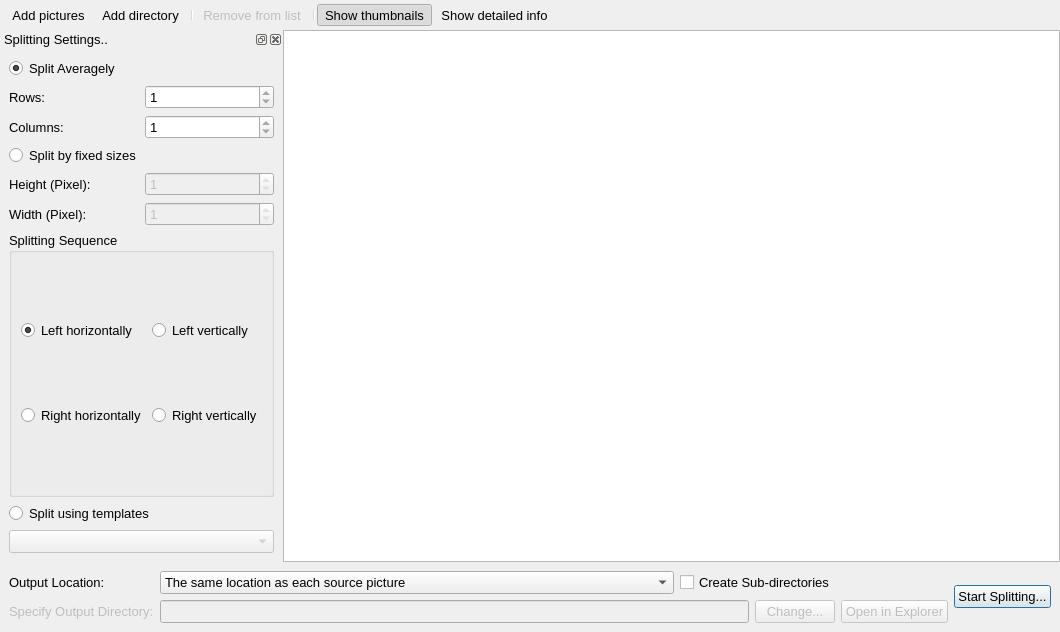
The window that src/ui/fpsbatchdialog.ui (zxunge/FreePictureSplitter) describes before a commit, drawn with Qt 5.
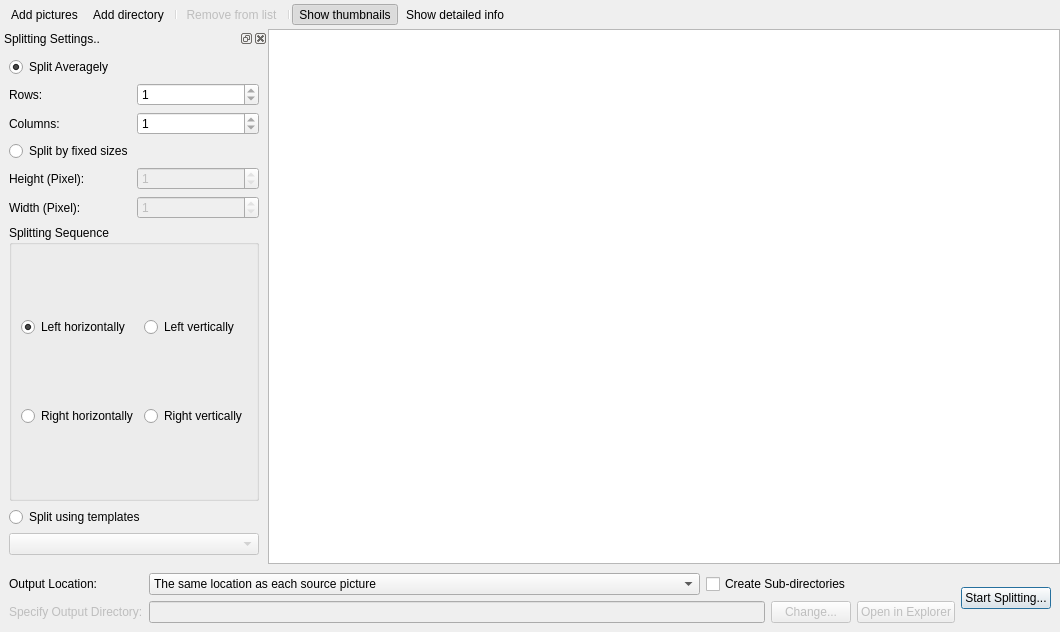
The same window after the commit. Icons and pictures are not drawn.

Commit message: Adjust app fonts.

Patch:
```diff
--- a/src/ui/fpsbatchdialog.ui
+++ b/src/ui/fpsbatchdialog.ui
@@ -10,12 +10,6 @@
     <height>632</height>
    </rect>
   </property>
-  <property name="font">
-   <font>
-    <family>Segoe UI</family>
-    <pointsize>10</pointsize>
-   </font>
-  </property>
   <property name="windowTitle">
    <string>FreePictureSplitter Batch Splitting</string>
   </property>
@@ -405,12 +399,6 @@
       </item>
       <item row="0" column="0">
        <widget class="QLabel" name="label">
-        <property name="font">
-         <font>
-          <family>Segoe UI</family>
-          <pointsize>10</pointsize>
-         </font>
-        </property>
         <property name="text">
          <string>Output Location:</string>
         </property>
@@ -484,12 +472,6 @@
         <property name="enabled">
          <bool>false</bool>
         </property>
-        <property name="font">
-         <font>
-          <family>Segoe UI</family>
-          <pointsize>10</pointsize>
-         </font>
-        </property>
         <property name="text">
          <string>Specify Output Directory:</string>
         </property>
```
The commit also changes 8 other files.
